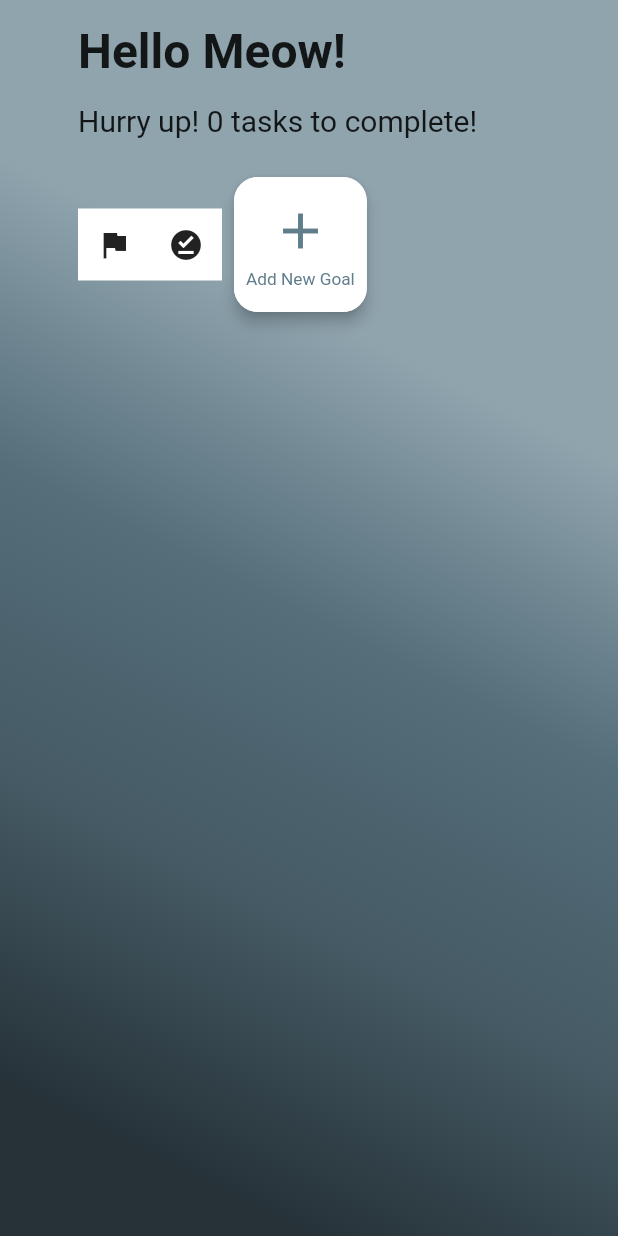
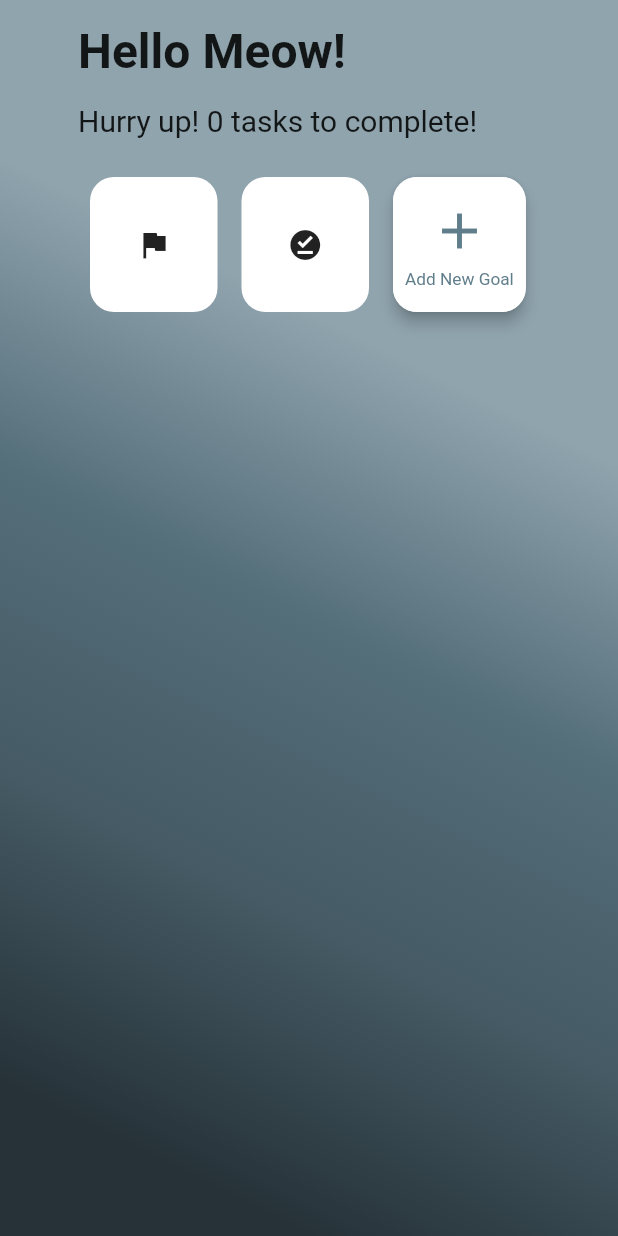
Before and after one commit to NTU-AY2020-DIP-Group-8/gogogoals, a Flutter app: the MainScreen screen opened directly, on a phone screen of 412 x 824 dp. Run offline on Flutter 3.47's test engine with Material 2 defaults, Android fonts, the phone set to English and light mode, and no system bars; our stand-ins replace cloud_firestore, firebase_auth, firebase_core, flutter_colorpicker, flutter_slider_drawer, flutter_spinkit and 4 more; accounts and stored records are empty; generated files the repository leaves out were written again; Roboto replaces fonts that are missing (Hind); statements that could not run were skipped.

Commit message:
Mainpage icons resize

```diff
--- a/lib/pages/main/main_page.dart
+++ b/lib/pages/main/main_page.dart
@@ -15,8 +15,6 @@ import 'add_task_screen.dart';
 import 'completed_screen.dart';
 import 'detail_screen.dart';
 import 'ongoing_screen.dart';
-import 'package:provider/provider.dart';
-import 'package:gogogoals/model/user_model.dart';
 
 class MainScreen extends StatelessWidget {
   @override
@@ -30,7 +28,6 @@ class MainScreen extends StatelessWidget {
 class MyApp extends StatelessWidget {
   @override
   Widget build(BuildContext context) {
-    final user = Provider.of<Guser>(context);
     var app = MaterialApp(
       title: 'Todo',
       debugShowCheckedModeBanner: false,
@@ -49,7 +46,7 @@ class MyApp extends StatelessWidget {
     );
 
     return ScopedModel<TodoListModel>(
-      model: TodoListModel(uid: user.uid),
+      model: TodoListModel(),
       child: app,
     );
   }
@@ -196,10 +193,20 @@ class _MyHomePageState extends State<MyHomePage>
                             ),
                             Row(children: [
                               Container(
-                                color: Colors.white,
                                 // child: currentgoalCard(
                                 //   color: Colors.blueGrey,
                                 // ),
+                                decoration: BoxDecoration(
+                                  borderRadius: BorderRadius.circular(16),
+                                  color: Colors.white,
+                                  boxShadow: [
+                                    BoxShadow(color: Colors.transparent, spreadRadius: 3),
+                                  ],
+                                ),
+                                height: 90,
+                                width: 85,
+                                margin: EdgeInsets.symmetric(vertical: 16.0, horizontal: 8.0),
+
                                 child: IconButton(
                                   icon: Icon(Icons.flag),
                                   tooltip: 'Increase volume by 10',
@@ -214,10 +221,19 @@ class _MyHomePageState extends State<MyHomePage>
                                 ),
                               ),
                               Container(
-                                color: Colors.white,
                                 // child: currentgoalCard(
                                 //   color: Colors.blueGrey,
                                 // ),
+                                decoration: BoxDecoration(
+                                  borderRadius: BorderRadius.circular(16),
+                                  color: Colors.white,
+                                  boxShadow: [
+                                    BoxShadow(color: Colors.transparent, spreadRadius: 3),
+                                  ],
+                                ),
+                                height: 90,
+                                width: 85,
+                                margin: EdgeInsets.symmetric(vertical: 16.0, horizontal: 8.0),
                                 child: IconButton(
                                   icon: Icon(Icons.offline_pin),
                                   tooltip: 'Completed',
--- a/lib/pages/main/menu_widget.dart
+++ b/lib/pages/main/menu_widget.dart
@@ -47,7 +47,7 @@ class MenuWidget extends StatelessWidget {
           sliderItem('Profile', 'Profile', Icons.person, context),
           // sliderItem('Notification', Icons.notifications_active),
           // sliderItem('Likes', Icons.favorite),
-          sliderItem('Setting', 'Setting', Icons.settings, context),
+          sliderItem('Settings', 'Settings', Icons.settings, context),
           //sliderItem('Logout', 'Logout', Icons.arrow_back_ios, context),
         ],
       ),
```
